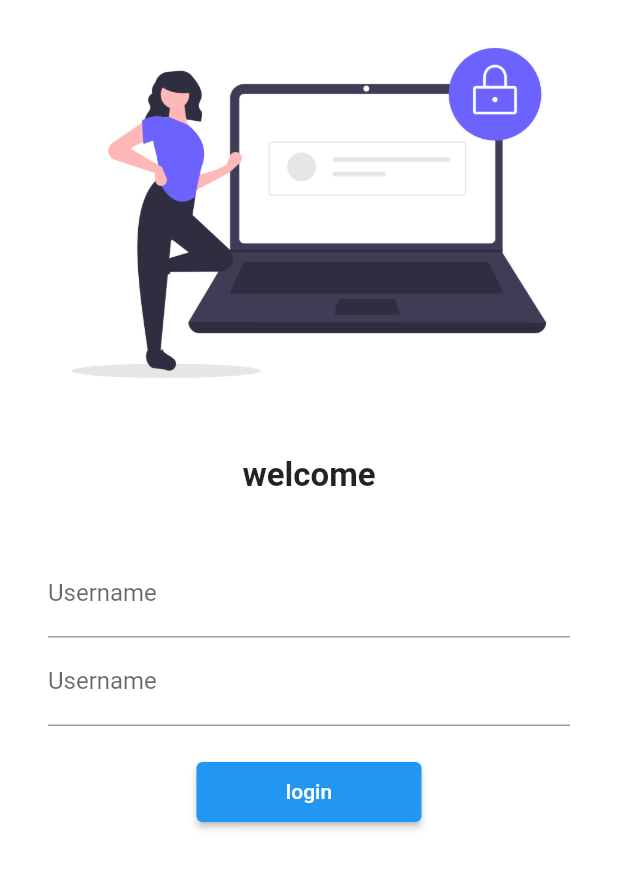
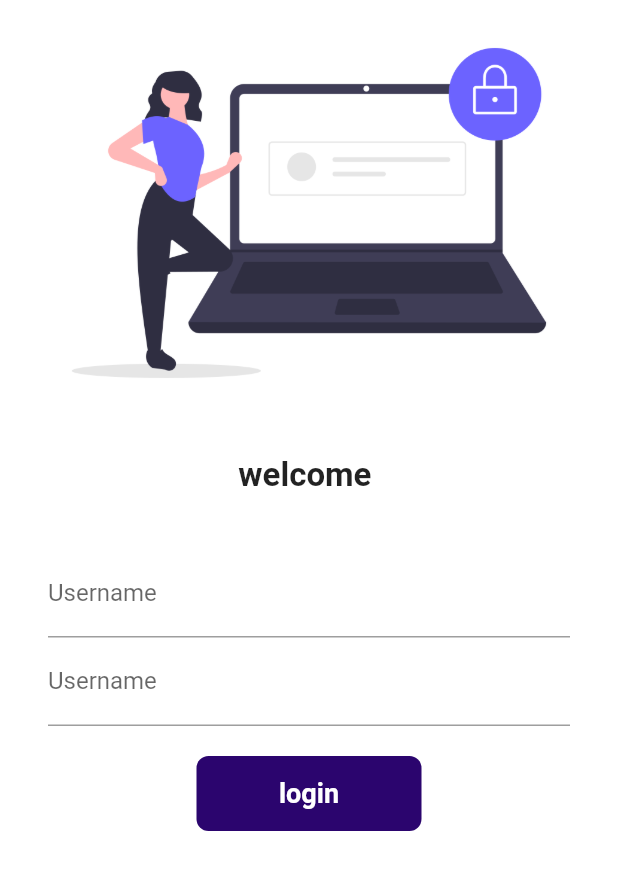
Before and after one commit to Trackonic/flutter, a Flutter app: the screen it shows after launch, on a phone screen of 412 x 824 dp. Shown: the top 870 px of the screen. Run offline on Flutter 3.47's test engine with Material 2 defaults, Android fonts, the phone set to English and light mode, and no system bars; our stand-ins replace google_fonts.

Commit message:
day 6 completed

```diff
--- a/lib/Login_page.dart
+++ b/lib/Login_page.dart
@@ -1,7 +1,14 @@
 import 'package:flutter/material.dart';
 import 'package:flutter_application_2/util/rutes.dart';
- class LoginPage extends StatelessWidget {
+ class LoginPage extends StatefulWidget {
 
+  @override
+  State<LoginPage> createState() => _LoginPageState();
+}
+
+class _LoginPageState extends State<LoginPage> {
+  String name ="";
+  bool changebutton = false ;
   @override
   Widget build(BuildContext context) {
     return Material(
@@ -16,7 +23,7 @@ import 'package:flutter_application_2/util/rutes.dart';
         SizedBox(
           height: 20.0,
         )
-        ,Text("welcome",
+        ,Text("welcome $name",
         style: TextStyle(
           fontSize: 22,
         fontWeight: FontWeight.bold,
@@ -30,10 +37,22 @@ import 'package:flutter_application_2/util/rutes.dart';
           padding: const EdgeInsets.symmetric(vertical: 16.0,horizontal: 32.0),
           child: Column(children:
           [
-          TextFormField(decoration: InputDecoration(
+          TextFormField(
+            decoration: InputDecoration(
             hintText: " Enter UserName",
-          labelText: "Username" ),),
+          labelText: "Username" ,
+          ),
+          onChanged:(value){
+            name=value;
+            setState(() {
+
+            });
+          }
+
+          ),
+
           TextFormField(
+
             obscureText: true,
 
             decoration: InputDecoration(
@@ -41,18 +60,53 @@ import 'package:flutter_application_2/util/rutes.dart';
             hintText: " Enter Password",
           labelText: "Username" )
           ),
+
+
           SizedBox(
           height: 20.0,
 
         ),
-       ElevatedButton(
-        child: Text("login"),
-       style: TextButton.styleFrom(minimumSize:Size(150,40) ),
-       onPressed: () {
-        Navigator.pushNamed(
-          context, MyRoutes.homeRoute);
-       },
-       ),
+
+        InkWell(
+          onTap: ()
+          async{
+            setState(() {
+             changebutton =true;
+          });
+          await Future.delayed(Duration(seconds :1));
+         Navigator.pushNamed(
+          context, MyRoutes.homeRoute);          },
+          child: AnimatedContainer(
+
+            duration:Duration(seconds:1) ,
+            width: changebutton? 50 : 150,
+            height: 50,
+
+            alignment: Alignment.center,
+            child:  changebutton ?
+              Icon(
+                Icons.done,
+                color:Colors.amber,
+              ):
+              Text("login",
+            style: TextStyle(color: Colors.white,
+            fontWeight: FontWeight.bold,
+            fontSize: 18),
+            ),
+            decoration: BoxDecoration( color:
+             Color.fromARGB(255, 43, 5, 110),
+             borderRadius: BorderRadius.circular(changebutton ? 20 :8)
+             ),
+          ),
+        ),
+      //  ElevatedButton(
+      //   child: Text("login"),
+      //  style: TextButton.styleFrom(minimumSize:Size(150,40) ),
+      //  onPressed: () {
+      //   Navigator.pushNamed(
+      //     context, MyRoutes.homeRoute);
+      //  },
+      //  ),
           ]
         ),
         ),
```
